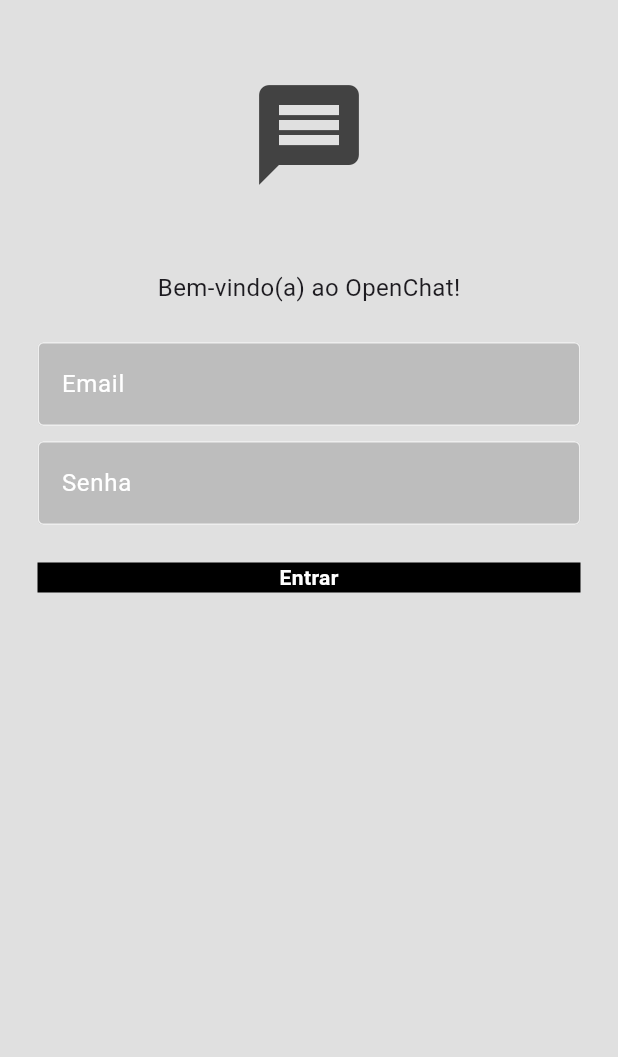
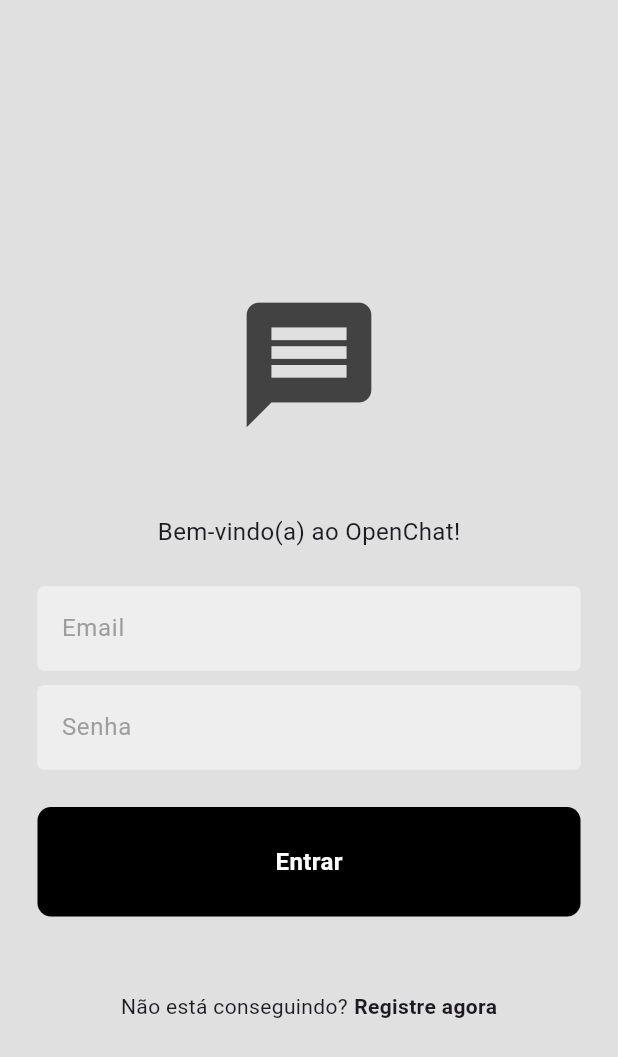
Before and after one commit to MaickonBrenner/openchat, a Flutter app: the screen it shows after launch, on a phone screen of 412 x 824 dp. Shown: the top 1057 px of the screen. Run offline on Flutter 3.47's test engine with Material 3 defaults, Android fonts, the phone set to English and light mode, and no system bars.

```diff
--- a/lib/components/my_button.dart
+++ b/lib/components/my_button.dart
@@ -13,15 +13,18 @@ class MyButton extends StatelessWidget {
     return GestureDetector(
       onTap: onTap,
       child: Container(
+        padding: const EdgeInsets.all(25),
         decoration: BoxDecoration(
           color: Colors.black,
+          borderRadius: BorderRadius.circular(9)
         ),
         child: Center(
           child: Text(
             text,
-            style: TextStyle(
+            style: const TextStyle(
               color: Colors.white,
               fontWeight: FontWeight.bold,
+              fontSize: 16,
             ),
             ),
         ),
--- a/lib/components/my_text_field.dart
+++ b/lib/components/my_text_field.dart
@@ -25,10 +25,10 @@ class MyTextField extends StatelessWidget {
         focusedBorder: OutlineInputBorder(
           borderSide: BorderSide(color: Colors.white)
         ),
-        fillColor: Colors.grey[400],
+        fillColor: Colors.grey[200],
         filled: true,
         hintText: hintText,
-        hintStyle: const TextStyle(color: Colors.white),
+        hintStyle: const TextStyle(color: Colors.grey),
       ),
     );
   }
--- a/lib/pages/login_page.dart
+++ b/lib/pages/login_page.dart
@@ -23,13 +23,14 @@ class _LoginPage extends State<LoginPage> {
         child: Padding(
           padding: const EdgeInsets.symmetric(horizontal: 25.0),
           child: Column(
+            mainAxisAlignment: MainAxisAlignment.center,
             children: [
               const SizedBox(height: 50),
 
               // Logo
               Icon(
                 Icons.message,
-                size: 80,
+                size: 100,
                 color: Colors.grey[800],
               ),
 
@@ -64,7 +65,23 @@ class _LoginPage extends State<LoginPage> {
               const SizedBox(height: 25),
 
               // Botão
-              MyButton(onTap: () {}, text: "Entrar")
+              MyButton(onTap: () {}, text: "Entrar"),
+
+              const SizedBox(height: 50),
+
+              const Row(
+                mainAxisAlignment: MainAxisAlignment.center,
+                children: [
+                  Text('Não está conseguindo?'),
+                  SizedBox(width: 4),
+                  Text(
+                    'Registre agora',
+                    style: TextStyle(
+                      fontWeight: FontWeight.bold,
+                    ),
+                    ),
+                ],
+              )
             ],
           ),
         ),
--- a/pubspec.yaml
+++ b/pubspec.yaml
@@ -35,6 +35,8 @@ dependencies:
   # The following adds the Cupertino Icons font to your application.
   # Use with the CupertinoIcons class for iOS style icons.
   cupertino_icons: ^1.0.6
+  firebase_core: ^3.13.0
+  firebase_auth: ^5.5.2
 
 dev_dependencies:
   flutter_test:
```
Also changed, not shown: pubspec.lock, 8 other files.
